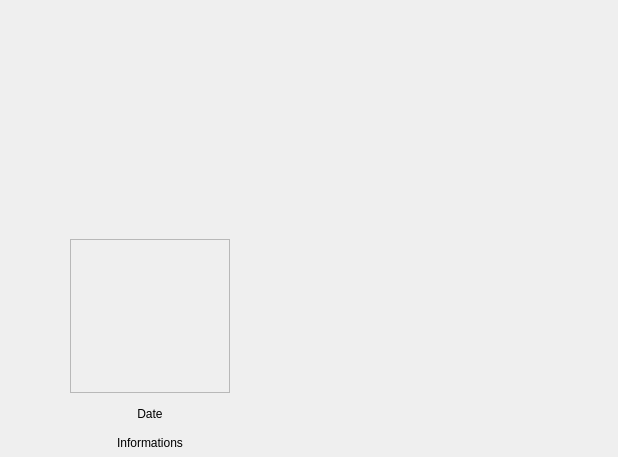
The window that photocard.ui (baptistegasser/Bibliotheque_Photo) describes before a commit, drawn with Qt 5.
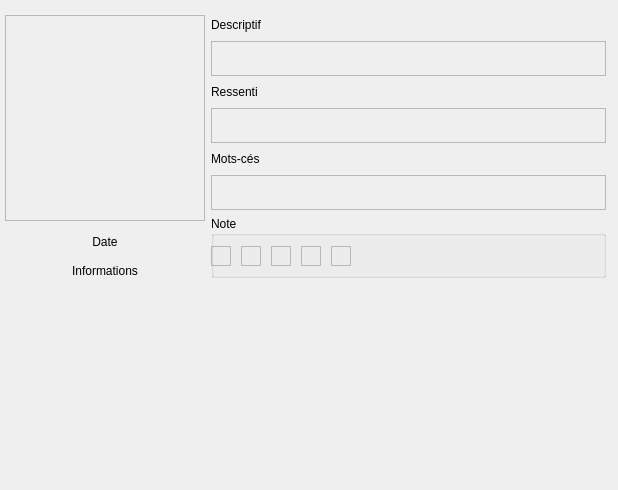
The same window after the commit.

```diff
--- a/photocard.ui
+++ b/photocard.ui
@@ -7,7 +7,7 @@
     <x>0</x>
     <y>0</y>
     <width>618</width>
-    <height>457</height>
+    <height>490</height>
    </rect>
   </property>
   <property name="windowTitle">
@@ -19,62 +19,374 @@
      <x>0</x>
      <y>10</y>
      <width>611</width>
-     <height>231</height>
+     <height>273</height>
     </rect>
    </property>
-   <layout class="QHBoxLayout" name="horizontalLayout"/>
-  </widget>
-  <widget class="QWidget" name="verticalLayoutWidget">
-   <property name="geometry">
-    <rect>
-     <x>70</x>
-     <y>239</y>
-     <width>160</width>
-     <height>211</height>
-    </rect>
-   </property>
-   <layout class="QVBoxLayout" name="verticalLayout">
+   <layout class="QHBoxLayout" name="horizontalLayout">
+    <property name="leftMargin">
+     <number>5</number>
+    </property>
+    <property name="topMargin">
+     <number>5</number>
+    </property>
+    <property name="rightMargin">
+     <number>5</number>
+    </property>
+    <property name="bottomMargin">
+     <number>5</number>
+    </property>
     <item>
-     <widget class="QFrame" name="frame">
-      <property name="frameShape">
-       <enum>QFrame::StyledPanel</enum>
-      </property>
-      <property name="frameShadow">
-       <enum>QFrame::Raised</enum>
-      </property>
-     </widget>
+     <layout class="QVBoxLayout" name="verticalLayout">
+      <item>
+       <widget class="QFrame" name="frame">
+        <property name="minimumSize">
+         <size>
+          <width>200</width>
+          <height>0</height>
+         </size>
+        </property>
+        <property name="frameShape">
+         <enum>QFrame::StyledPanel</enum>
+        </property>
+        <property name="frameShadow">
+         <enum>QFrame::Raised</enum>
+        </property>
+       </widget>
+      </item>
+      <item>
+       <widget class="QLabel" name="label">
+        <property name="minimumSize">
+         <size>
+          <width>200</width>
+          <height>0</height>
+         </size>
+        </property>
+        <property name="maximumSize">
+         <size>
+          <width>16777215</width>
+          <height>30</height>
+         </size>
+        </property>
+        <property name="text">
+         <string>Date</string>
+        </property>
+        <property name="alignment">
+         <set>Qt::AlignCenter</set>
+        </property>
+       </widget>
+      </item>
+      <item>
+       <widget class="QLabel" name="label_2">
+        <property name="minimumSize">
+         <size>
+          <width>200</width>
+          <height>0</height>
+         </size>
+        </property>
+        <property name="maximumSize">
+         <size>
+          <width>16777215</width>
+          <height>15</height>
+         </size>
+        </property>
+        <property name="text">
+         <string>Informations</string>
+        </property>
+        <property name="alignment">
+         <set>Qt::AlignCenter</set>
+        </property>
+       </widget>
+      </item>
+     </layout>
     </item>
     <item>
-     <widget class="QLabel" name="label">
-      <property name="maximumSize">
-       <size>
-        <width>16777215</width>
-        <height>30</height>
-       </size>
-      </property>
-      <property name="text">
-       <string>Date</string>
-      </property>
-      <property name="alignment">
-       <set>Qt::AlignCenter</set>
-      </property>
-     </widget>
-    </item>
-    <item>
-     <widget class="QLabel" name="label_2">
-      <property name="maximumSize">
-       <size>
-        <width>16777215</width>
-        <height>15</height>
-       </size>
-      </property>
-      <property name="text">
-       <string>Informations</string>
-      </property>
-      <property name="alignment">
-       <set>Qt::AlignCenter</set>
-      </property>
-     </widget>
+     <layout class="QVBoxLayout" name="verticalLayout_2">
+      <item>
+       <widget class="QLabel" name="label_3">
+        <property name="maximumSize">
+         <size>
+          <width>16777215</width>
+          <height>20</height>
+         </size>
+        </property>
+        <property name="text">
+         <string>Descriptif</string>
+        </property>
+       </widget>
+      </item>
+      <item>
+       <widget class="QScrollArea" name="scrollArea">
+        <property name="maximumSize">
+         <size>
+          <width>16777215</width>
+          <height>35</height>
+         </size>
+        </property>
+        <property name="widgetResizable">
+         <bool>true</bool>
+        </property>
+        <widget class="QWidget" name="scrollAreaWidgetContents">
+         <property name="geometry">
+          <rect>
+           <x>0</x>
+           <y>0</y>
+           <width>389</width>
+           <height>33</height>
+          </rect>
+         </property>
+        </widget>
+       </widget>
+      </item>
+      <item>
+       <widget class="QLabel" name="label_4">
+        <property name="maximumSize">
+         <size>
+          <width>16777215</width>
+          <height>20</height>
+         </size>
+        </property>
+        <property name="text">
+         <string>Ressenti</string>
+        </property>
+       </widget>
+      </item>
+      <item>
+       <widget class="QScrollArea" name="scrollArea_2">
+        <property name="maximumSize">
+         <size>
+          <width>16777215</width>
+          <height>35</height>
+         </size>
+        </property>
+        <property name="widgetResizable">
+         <bool>true</bool>
+        </property>
+        <widget class="QWidget" name="scrollAreaWidgetContents_2">
+         <property name="geometry">
+          <rect>
+           <x>0</x>
+           <y>0</y>
+           <width>389</width>
+           <height>33</height>
+          </rect>
+         </property>
+        </widget>
+       </widget>
+      </item>
+      <item>
+       <widget class="QLabel" name="label_5">
+        <property name="maximumSize">
+         <size>
+          <width>16777215</width>
+          <height>20</height>
+         </size>
+        </property>
+        <property name="text">
+         <string>Mots-cés</string>
+        </property>
+       </widget>
+      </item>
+      <item>
+       <widget class="QScrollArea" name="scrollArea_3">
+        <property name="maximumSize">
+         <size>
+          <width>16777215</width>
+          <height>35</height>
+         </size>
+        </property>
+        <property name="widgetResizable">
+         <bool>true</bool>
+        </property>
+        <widget class="QWidget" name="scrollAreaWidgetContents_3">
+         <property name="geometry">
+          <rect>
+           <x>0</x>
+           <y>0</y>
+           <width>389</width>
+           <height>33</height>
+          </rect>
+         </property>
+        </widget>
+       </widget>
+      </item>
+      <item>
+       <widget class="QGroupBox" name="stars_group">
+        <property name="title">
+         <string>Note</string>
+        </property>
+        <widget class="QFrame" name="star5_frame">
+         <property name="geometry">
+          <rect>
+           <x>120</x>
+           <y>30</y>
+           <width>20</width>
+           <height>20</height>
+          </rect>
+         </property>
+         <property name="sizePolicy">
+          <sizepolicy hsizetype="Fixed" vsizetype="Fixed">
+           <horstretch>0</horstretch>
+           <verstretch>0</verstretch>
+          </sizepolicy>
+         </property>
+         <property name="minimumSize">
+          <size>
+           <width>20</width>
+           <height>20</height>
+          </size>
+         </property>
+         <property name="maximumSize">
+          <size>
+           <width>20</width>
+           <height>20</height>
+          </size>
+         </property>
+         <property name="frameShape">
+          <enum>QFrame::StyledPanel</enum>
+         </property>
+         <property name="frameShadow">
+          <enum>QFrame::Raised</enum>
+         </property>
+        </widget>
+        <widget class="QFrame" name="star2_frame">
+         <property name="geometry">
+          <rect>
+           <x>30</x>
+           <y>30</y>
+           <width>20</width>
+           <height>20</height>
+          </rect>
+         </property>
+         <property name="sizePolicy">
+          <sizepolicy hsizetype="Fixed" vsizetype="Fixed">
+           <horstretch>0</horstretch>
+           <verstretch>0</verstretch>
+          </sizepolicy>
+         </property>
+         <property name="minimumSize">
+          <size>
+           <width>20</width>
+           <height>20</height>
+          </size>
+         </property>
+         <property name="maximumSize">
+          <size>
+           <width>20</width>
+           <height>20</height>
+          </size>
+         </property>
+         <property name="frameShape">
+          <enum>QFrame::StyledPanel</enum>
+         </property>
+         <property name="frameShadow">
+          <enum>QFrame::Raised</enum>
+         </property>
+        </widget>
+        <widget class="QFrame" name="star4_frame">
+         <property name="geometry">
+          <rect>
+           <x>90</x>
+           <y>30</y>
+           <width>20</width>
+           <height>20</height>
+          </rect>
+         </property>
+         <property name="sizePolicy">
+          <sizepolicy hsizetype="Fixed" vsizetype="Fixed">
+           <horstretch>0</horstretch>
+           <verstretch>0</verstretch>
+          </sizepolicy>
+         </property>
+         <property name="minimumSize">
+          <size>
+           <width>20</width>
+           <height>20</height>
+          </size>
+         </property>
+         <property name="maximumSize">
+          <size>
+           <width>20</width>
+           <height>20</height>
+          </size>
+         </property>
+         <property name="frameShape">
+          <enum>QFrame::StyledPanel</enum>
+         </property>
+         <property name="frameShadow">
+          <enum>QFrame::Raised</enum>
+         </property>
+        </widget>
+        <widget class="QFrame" name="star1_frame">
+         <property name="geometry">
+          <rect>
+           <x>0</x>
+           <y>30</y>
+           <width>20</width>
+           <height>20</height>
+          </rect>
+         </property>
+         <property name="sizePolicy">
+          <sizepolicy hsizetype="Fixed" vsizetype="Fixed">
+           <horstretch>0</horstretch>
+           <verstretch>0</verstretch>
+          </sizepolicy>
+         </property>
+         <property name="minimumSize">
+          <size>
+           <width>20</width>
+           <height>20</height>
+          </size>
+         </property>
+         <property name="maximumSize">
+          <size>
+           <width>20</width>
+           <height>20</height>
+          </size>
+         </property>
+         <property name="frameShape">
+          <enum>QFrame::StyledPanel</enum>
+         </property>
+         <property name="frameShadow">
+          <enum>QFrame::Raised</enum>
+         </property>
+        </widget>
+        <widget class="QFrame" name="star3_frame">
+         <property name="geometry">
+          <rect>
+           <x>60</x>
+           <y>30</y>
+           <width>20</width>
+           <height>20</height>
+          </rect>
+         </property>
+         <property name="sizePolicy">
+          <sizepolicy hsizetype="Fixed" vsizetype="Fixed">
+           <horstretch>0</horstretch>
+           <verstretch>0</verstretch>
+          </sizepolicy>
+         </property>
+         <property name="minimumSize">
+          <size>
+           <width>20</width>
+           <height>20</height>
+          </size>
+         </property>
+         <property name="maximumSize">
+          <size>
+           <width>20</width>
+           <height>20</height>
+          </size>
+         </property>
+         <property name="frameShape">
+          <enum>QFrame::StyledPanel</enum>
+         </property>
+         <property name="frameShadow">
+          <enum>QFrame::Raised</enum>
+         </property>
+        </widget>
+       </widget>
+      </item>
+     </layout>
     </item>
    </layout>
   </widget>
```
